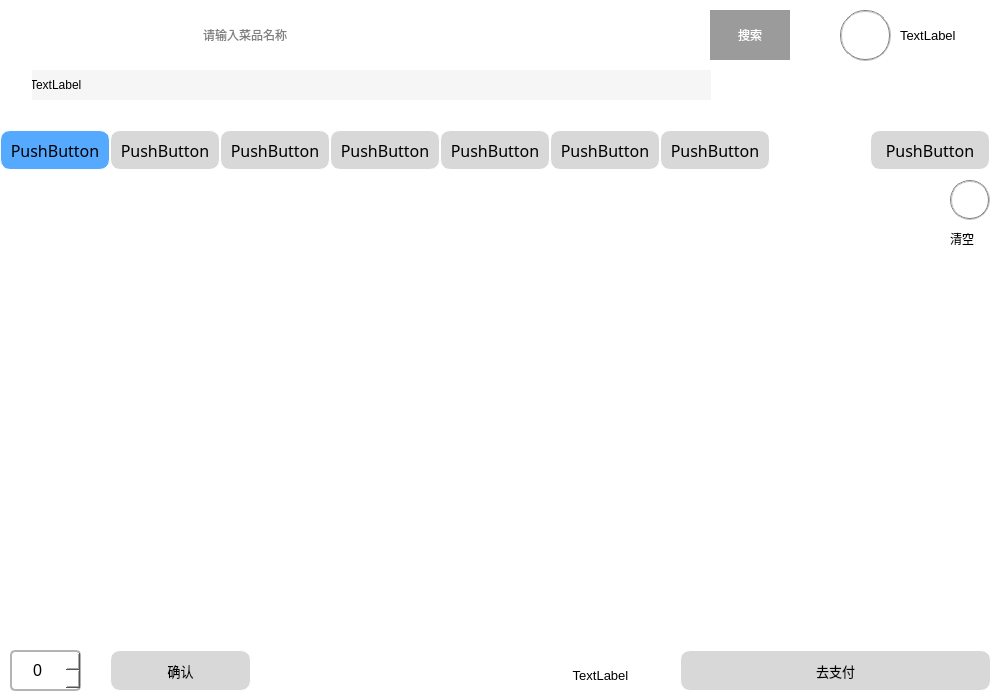
lyh9909/OrderSystem, file Form/order.ui: the form before one commit.
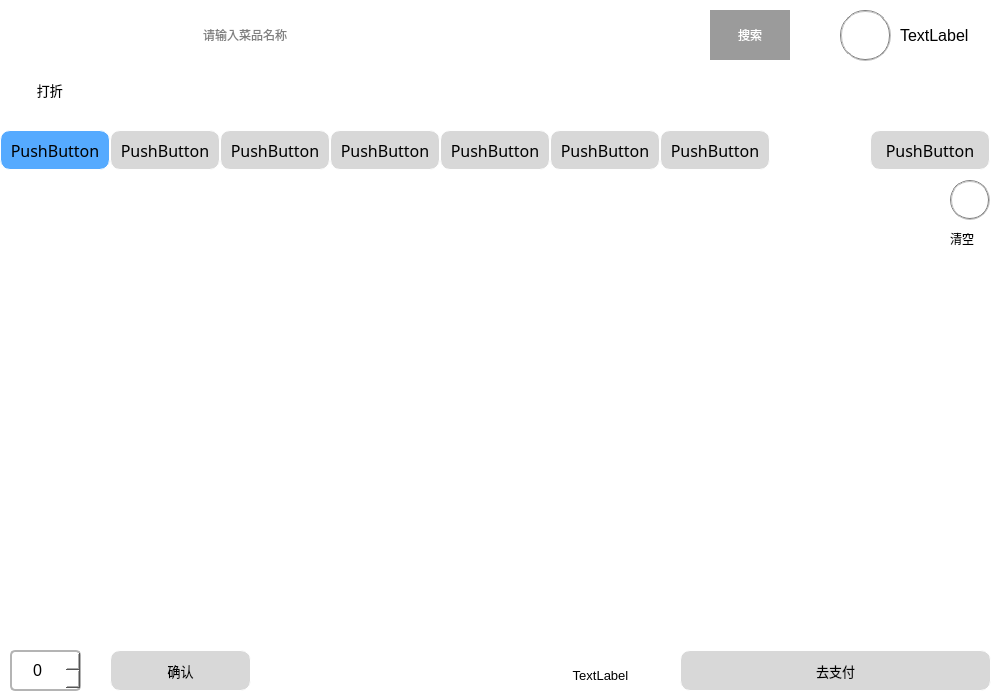
The form after the commit. Icons and pictures are not drawn.

Commit message: show user_name and add user_order ui

```diff
--- a/Form/order.ui
+++ b/Form/order.ui
@@ -510,14 +510,20 @@
      <x>30</x>
      <y>70</y>
      <width>681</width>
-     <height>30</height>
+     <height>40</height>
     </rect>
    </property>
+   <property name="font">
+    <font>
+     <family>宋体</family>
+     <pointsize>10</pointsize>
+    </font>
+   </property>
    <property name="styleSheet">
-    <string notr="true">background-color: rgb(246, 246, 246);</string>
+    <string notr="true">background-color: rgb(255, 255, 255);</string>
    </property>
    <property name="text">
-    <string>TextLabel</string>
+    <string>  打折</string>
    </property>
   </widget>
   <widget class="QLabel" name="UserName">
@@ -531,7 +537,7 @@
    </property>
    <property name="font">
     <font>
-     <pointsize>10</pointsize>
+     <pointsize>12</pointsize>
     </font>
    </property>
    <property name="text">
@@ -543,7 +549,7 @@
     <rect>
      <x>0</x>
      <y>70</y>
-     <width>32</width>
+     <width>30</width>
      <height>30</height>
     </rect>
    </property>
```
The commit also changes 17 other files.
